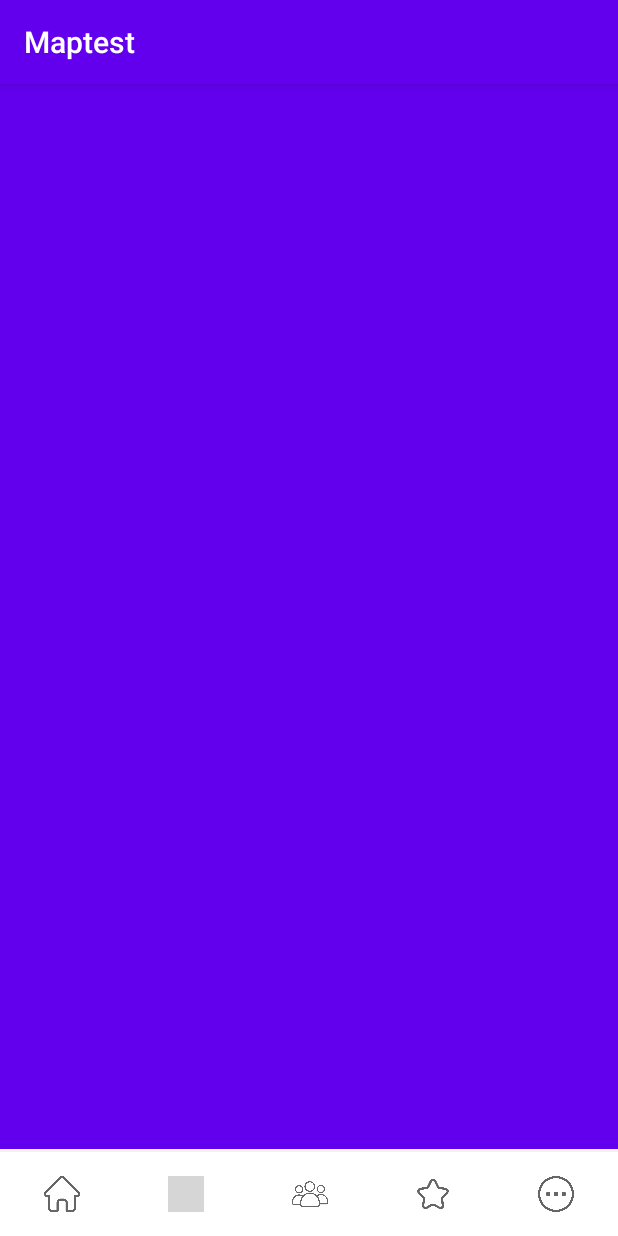
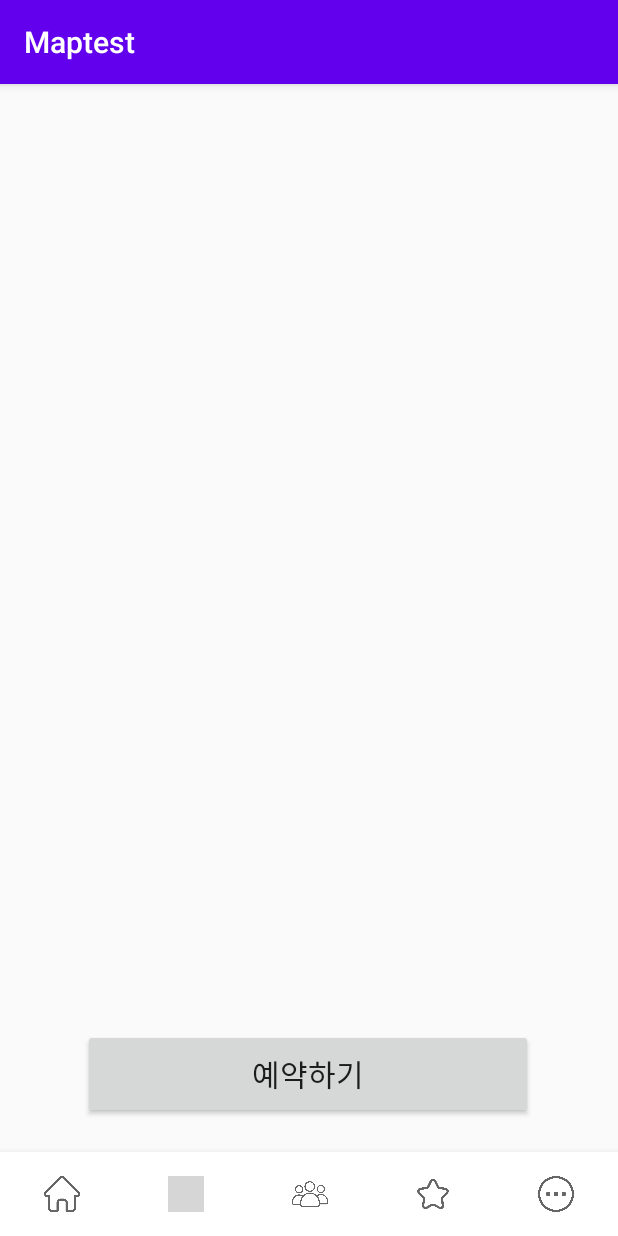
Before and after one commit to 4seokhyeon/Mapnaver, an Android app: the screen it shows after launch (MainActivity), item 2 of the bottom bar chosen, on a phone screen of 412 x 824 dp. Run offline under Robolectric (Android 15) with nearby library versions, the phone set to English and light mode, and no system bars; our stand-ins replace Firebase (no records; nobody signed in at launch, a user with empty details on screens opened directly); libraries missing offline, so code that uses them is left out: com.naver.maps; 9 statements that could not run were skipped; grey boxes are pictures that could not be loaded.

Commit message:
휴 해결;;

```diff
--- a/app/src/main/java/com/first/maptest/MainActivity.java
+++ b/app/src/main/java/com/first/maptest/MainActivity.java
@@ -44,8 +44,6 @@ public class MainActivity extends AppCompatActivity  {
 
     private static final int LOCATION_PERMISSION_REQUEST_CODE = 1000;
     private FusedLocationSource locationSource;
-
-    com.first.maptest.moretab.review review;
 
     @Override
     public void onCreate(Bundle savedInstanceState) {
--- a/app/src/main/java/com/first/maptest/fragment/Fragment2.java
+++ b/app/src/main/java/com/first/maptest/fragment/Fragment2.java
@@ -24,7 +24,6 @@ import androidx.fragment.app.Fragment;
 import androidx.fragment.app.FragmentTransaction;
 
 import com.first.maptest.R;
-import com.first.maptest.moretab.my;
 import com.first.maptest.reserve;
 
 import java.util.zip.Inflater;
@@ -107,7 +106,7 @@ public class Fragment2 extends Fragment {
     }
 
     @Override
-    public View onCreateView(LayoutInflater inflater, ViewGroup container,
+   public View onCreateView(LayoutInflater inflater, ViewGroup container,
                              Bundle savedInstanceState) {
         //예약버튼
         ViewGroup rootView = (ViewGroup) inflater.inflate(R.layout.fragment_2, container, false);
--- a/app/src/main/res/layout/fragment_2.xml
+++ b/app/src/main/res/layout/fragment_2.xml
@@ -1,11 +1,32 @@
 <?xml version="1.0" encoding="utf-8"?>
 <androidx.constraintlayout.widget.ConstraintLayout xmlns:android="http://schemas.android.com/apk/res/android"
+    xmlns:app="http://schemas.android.com/apk/res-auto"
+    xmlns:tools="http://schemas.android.com/tools"
     android:layout_width="match_parent"
     android:layout_height="match_parent">
 
     <TextView
+        android:id="@+id/textView2"
         android:layout_width="match_parent"
         android:layout_height="match_parent"
-        android:background="@color/purple_500"/>
+        android:textSize="30sp"
+        android:visibility="visible"
+        app:layout_constraintStart_toStartOf="parent"
+        app:layout_constraintTop_toTopOf="parent" />
+
+    <Button
+        android:id="@+id/reserve"
+        android:layout_width="300dp"
+        android:layout_height="60dp"
+        android:layout_margin="20dp"
+        android:text="예약하기"
+        android:textSize="20sp"
+        android:visibility="visible"
+        app:layout_constraintBottom_toBottomOf="parent"
+        app:layout_constraintEnd_toEndOf="parent"
+        app:layout_constraintHorizontal_bias="0.495"
+        app:layout_constraintStart_toStartOf="parent"
+        app:layout_constraintTop_toTopOf="parent"
+        app:layout_constraintVertical_bias="1.0" />
 
 </androidx.constraintlayout.widget.ConstraintLayout>
--- a/app/src/main/res/layout/reserve.xml
+++ b/app/src/main/res/layout/reserve.xml
@@ -11,7 +11,7 @@
         android:layout_height="81dp"
         android:layout_marginEnd="20dp"
         android:gravity="center"
-        android:text="예약내역"
+        android:text="@string/회원정보"
         android:textSize="30sp"
         app:layout_constraintBottom_toBottomOf="parent"
         app:layout_constraintEnd_toEndOf="parent"
@@ -22,7 +22,7 @@
         android:layout_width="102dp"
         android:layout_height="53dp"
         android:layout_marginEnd="244dp"
-        android:text="뒤로가기"
+        android:text="@string/뒤로가기"
         android:textSize="15sp"
         app:layout_constraintBottom_toBottomOf="parent"
         app:layout_constraintEnd_toEndOf="parent"
--- a/app/src/main/res/values/ids.xml
+++ /dev/null
@@ -1,4 +0,0 @@
-<?xml version="1.0" encoding="utf-8"?>
-<resources>
-    <item name="reserve" type="id">reserve</item>
-</resources>
--- a/app/src/main/res/values/strings.xml
+++ b/app/src/main/res/values/strings.xml
@@ -7,4 +7,6 @@
     <string name="알림관리">알림관리</string>
     <string name="고객센터">고객센터</string>
     <string name="공지사항">공지사항</string>
+    <string name="회원정보">회원정보</string>
+    <string name="뒤로가기">뒤로가기</string>
 </resources>
```
